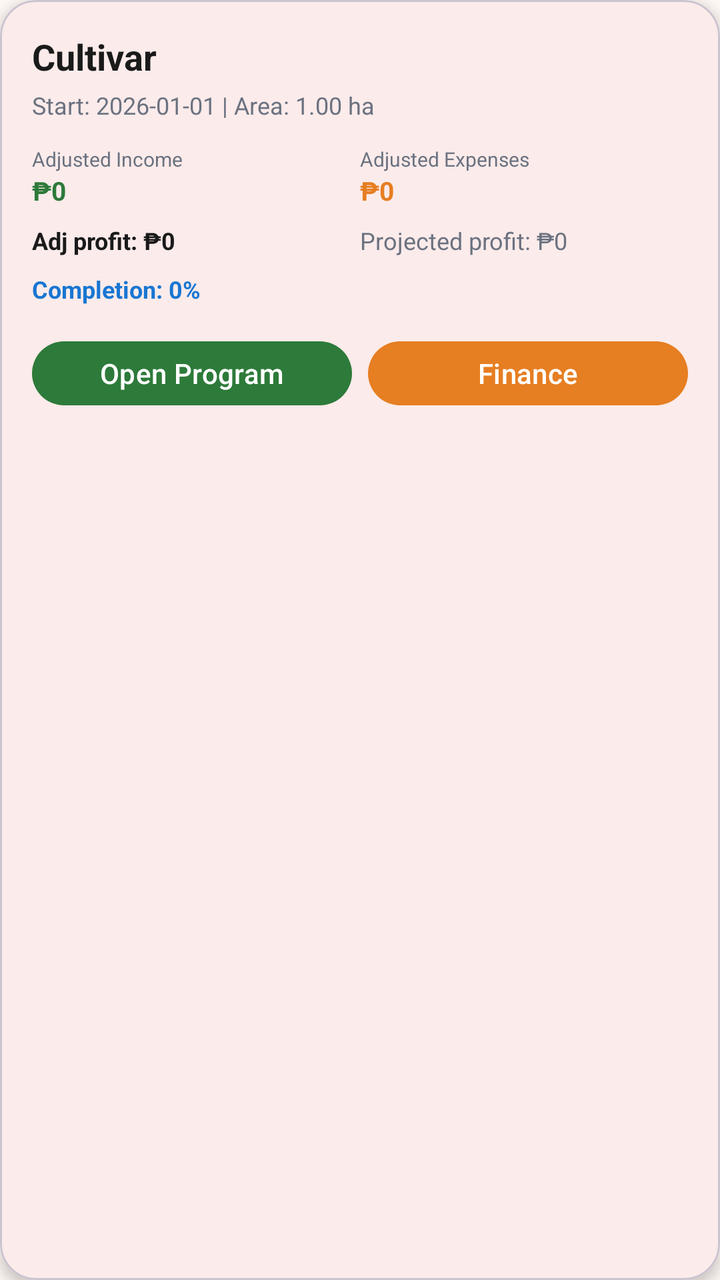
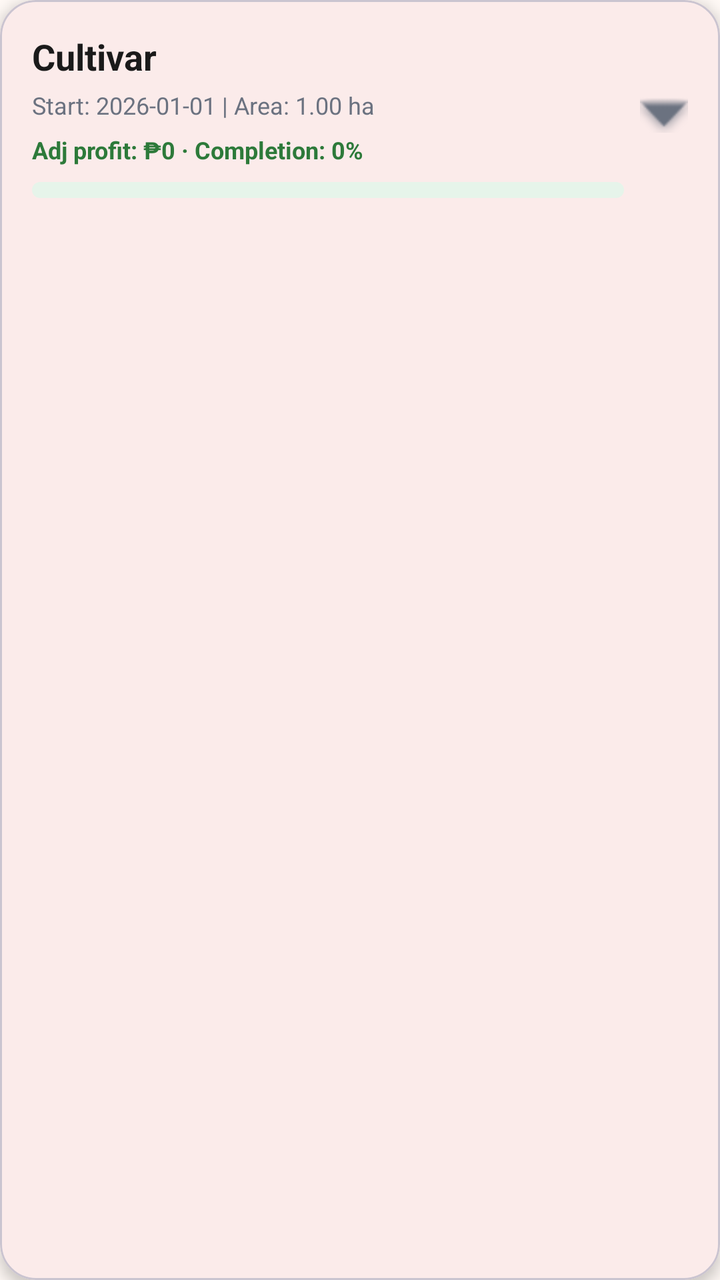

An Android layout rendered at two revisions. The XML below is the earlier revision; the diff shows what the commit changed to produce the second picture.
<!-- AndroidManifest.xml: application theme Theme.TomatoApp -->
<!-- res/layout/item_work_program_analytics_card.xml -->
<?xml version="1.0" encoding="utf-8"?>
<com.google.android.material.card.MaterialCardView xmlns:android="http://schemas.android.com/apk/res/android"
    xmlns:app="http://schemas.android.com/apk/res-auto"
    android:layout_width="match_parent"
    android:layout_height="wrap_content"
    android:layout_marginStart="16dp"
    android:layout_marginEnd="16dp"
    android:layout_marginBottom="12dp"
    android:foreground="?attr/selectableItemBackground"
    android:clickable="true"
    android:focusable="true"
    app:cardCornerRadius="18dp"
    app:cardElevation="4dp"
    app:cardBackgroundColor="@color/white">

    <LinearLayout
        android:layout_width="match_parent"
        android:layout_height="wrap_content"
        android:orientation="vertical"
        android:padding="16dp">

        <TextView
            android:id="@+id/programTitle"
            android:layout_width="match_parent"
            android:layout_height="wrap_content"
            android:text="Cultivar"
            android:textColor="@color/text_primary"
            android:textSize="18sp"
            android:textStyle="bold" />

        <TextView
            android:id="@+id/programSubtitle"
            android:layout_width="match_parent"
            android:layout_height="wrap_content"
            android:text="Start: 2026-01-01 | Area: 1.00 ha"
            android:textColor="@color/text_secondary"
            android:textSize="12sp"
            android:layout_marginTop="4dp" />

        <LinearLayout
            android:layout_width="match_parent"
            android:layout_height="wrap_content"
            android:orientation="horizontal"
            android:layout_marginTop="12dp"
            android:weightSum="2">

            <LinearLayout
                android:layout_width="0dp"
                android:layout_height="wrap_content"
                android:layout_weight="1"
                android:orientation="vertical">

                <TextView
                    android:layout_width="wrap_content"
                    android:layout_height="wrap_content"
                    android:text="Adjusted Income"
                    android:textColor="@color/text_secondary"
                    android:textSize="10sp" />

                <TextView
                    android:id="@+id/adjustedIncome"
                    android:layout_width="wrap_content"
                    android:layout_height="wrap_content"
                    android:text="₱0"
                    android:textColor="@color/sidebar_dark_green"
                    android:textSize="13sp"
                    android:textStyle="bold" />
            </LinearLayout>

            <LinearLayout
                android:layout_width="0dp"
                android:layout_height="wrap_content"
                android:layout_weight="1"
                android:orientation="vertical">

                <TextView
                    android:layout_width="wrap_content"
                    android:layout_height="wrap_content"
                    android:text="Adjusted Expenses"
                    android:textColor="@color/text_secondary"
                    android:textSize="10sp" />

                <TextView
                    android:id="@+id/adjustedExpenses"
                    android:layout_width="wrap_content"
                    android:layout_height="wrap_content"
                    android:text="₱0"
                    android:textColor="@color/chart_orange"
                    android:textSize="13sp"
                    android:textStyle="bold" />
            </LinearLayout>
        </LinearLayout>

        <LinearLayout
            android:layout_width="match_parent"
            android:layout_height="wrap_content"
            android:orientation="horizontal"
            android:layout_marginTop="8dp"
            android:weightSum="2">

            <TextView
                android:id="@+id/adjustedProfit"
                android:layout_width="0dp"
                android:layout_height="wrap_content"
                android:layout_weight="1"
                android:text="Adj profit: ₱0"
                android:textColor="@color/text_primary"
                android:textSize="12sp"
                android:textStyle="bold" />

            <TextView
                android:id="@+id/projectedProfit"
                android:layout_width="0dp"
                android:layout_height="wrap_content"
                android:layout_weight="1"
                android:text="Projected profit: ₱0"
                android:textColor="@color/text_secondary"
                android:textSize="12sp" />
        </LinearLayout>

        <TextView
            android:id="@+id/completionRate"
            android:layout_width="wrap_content"
            android:layout_height="wrap_content"
            android:text="Completion: 0%"
            android:textColor="@color/scan_blue"
            android:textSize="12sp"
            android:textStyle="bold"
            android:layout_marginTop="8dp" />

        <LinearLayout
            android:layout_width="match_parent"
            android:layout_height="wrap_content"
            android:orientation="horizontal"
            android:layout_marginTop="14dp">

            <com.google.android.material.button.MaterialButton
                android:id="@+id/btnOpenProgram"
                android:layout_width="0dp"
                android:layout_height="40dp"
                android:layout_weight="1"
                android:text="Open Program"
                android:textAllCaps="false"
                android:textColor="@color/white"
                app:cornerRadius="18dp"
                app:backgroundTint="@color/sidebar_dark_green" />

            <com.google.android.material.button.MaterialButton
                android:id="@+id/btnOpenFinance"
                android:layout_width="0dp"
                android:layout_height="40dp"
                android:layout_weight="1"
                android:layout_marginStart="8dp"
                android:text="Finance"
                android:textAllCaps="false"
                android:textColor="@color/white"
                app:cornerRadius="18dp"
                app:backgroundTint="@color/warm_orange" />
        </LinearLayout>

    </LinearLayout>

</com.google.android.material.card.MaterialCardView>
<!-- resources referenced by this layout -->
<resources>
  <color name="chart_orange">#E67E22</color>
  <color name="scan_blue">#1976D2</color>
  <color name="sidebar_dark_green">#2D7A3A</color>
  <color name="text_primary">#1A1A1A</color>
  <color name="text_secondary">#6B7280</color>
  <color name="warm_orange">#E67E22</color>
  <color name="white">#FFFFFFFF</color>
  <style name="Theme.TomatoApp" parent="Base.Theme.TomatoApp" />
  <style name="Base.Theme.TomatoApp" parent="Theme.Material3.DayNight.NoActionBar">
          
          <item name="colorPrimary">@color/tomato_red</item>
          <item name="colorOnPrimary">@color/white</item>
          <item name="colorSecondary">@color/fresh_green</item>
          <item name="colorOnSecondary">@color/white</item>
          <item name="colorSurface">@color/surface</item>
          <item name="colorOnSurface">@color/text_primary</item>
          <item name="colorError">@color/error</item>
          <item name="android:windowBackground">@color/bg_light_gray</item>
      </style>
  <color name="tomato_red">#D93025</color>
  <color name="fresh_green">#3DBE5A</color>
  <color name="surface">#FFFFFF</color>
  <color name="error">#D93025</color>
  <color name="bg_light_gray">#FFF9F5</color>
</resources>

<!-- the commit's change to res/layout/item_work_program_analytics_card.xml (unified diff, before → after) -->
@@ -1,10 +1,9 @@
 <?xml version="1.0" encoding="utf-8"?>
+
 <com.google.android.material.card.MaterialCardView xmlns:android="http://schemas.android.com/apk/res/android"
     xmlns:app="http://schemas.android.com/apk/res-auto"
     android:layout_width="match_parent"
     android:layout_height="wrap_content"
-    android:layout_marginStart="16dp"
-    android:layout_marginEnd="16dp"
     android:layout_marginBottom="12dp"
     android:foreground="?attr/selectableItemBackground"
     android:clickable="true"
@@ -19,30 +18,12 @@
         android:orientation="vertical"
         android:padding="16dp">
 
-        <TextView
-            android:id="@+id/programTitle"
-            android:layout_width="match_parent"
-            android:layout_height="wrap_content"
-            android:text="Cultivar"
-            android:textColor="@color/text_primary"
-            android:textSize="18sp"
-            android:textStyle="bold" />
-
-        <TextView
-            android:id="@+id/programSubtitle"
-            android:layout_width="match_parent"
-            android:layout_height="wrap_content"
-            android:text="Start: 2026-01-01 | Area: 1.00 ha"
-            android:textColor="@color/text_secondary"
-            android:textSize="12sp"
-            android:layout_marginTop="4dp" />
-
         <LinearLayout
+            android:id="@+id/programHeader"
             android:layout_width="match_parent"
             android:layout_height="wrap_content"
             android:orientation="horizontal"
-            android:layout_marginTop="12dp"
-            android:weightSum="2">
+            android:gravity="center_vertical">
 
             <LinearLayout
                 android:layout_width="0dp"
@@ -51,113 +32,197 @@
                 android:orientation="vertical">
 
                 <TextView
-                    android:layout_width="wrap_content"
-                    android:layout_height="wrap_content"
-                    android:text="Adjusted Income"
+                    android:id="@+id/programTitle"
+                    android:layout_width="match_parent"
+                    android:layout_height="wrap_content"
+                    android:text="Cultivar"
+                    android:textColor="@color/text_primary"
+                    android:textSize="18sp"
+                    android:textStyle="bold" />
+
+                <TextView
+                    android:id="@+id/programSubtitle"
+                    android:layout_width="match_parent"
+                    android:layout_height="wrap_content"
+                    android:text="Start: 2026-01-01 | Area: 1.00 ha"
                     android:textColor="@color/text_secondary"
-                    android:textSize="10sp" />
-
-                <TextView
-                    android:id="@+id/adjustedIncome"
-                    android:layout_width="wrap_content"
-                    android:layout_height="wrap_content"
-                    android:text="₱0"
+                    android:textSize="12sp"
+                    android:layout_marginTop="4dp" />
+
+                <TextView
+                    android:id="@+id/programSummaryPeek"
+                    android:layout_width="match_parent"
+                    android:layout_height="wrap_content"
+                    android:text="Adj profit: ₱0 · Completion: 0%"
                     android:textColor="@color/sidebar_dark_green"
-                    android:textSize="13sp"
-                    android:textStyle="bold" />
-            </LinearLayout>
-
-            <LinearLayout
-                android:layout_width="0dp"
-                android:layout_height="wrap_content"
-                android:layout_weight="1"
-                android:orientation="vertical">
-
-                <TextView
-                    android:layout_width="wrap_content"
-                    android:layout_height="wrap_content"
-                    android:text="Adjusted Expenses"
-                    android:textColor="@color/text_secondary"
-                    android:textSize="10sp" />
-
-                <TextView
-                    android:id="@+id/adjustedExpenses"
-                    android:layout_width="wrap_content"
-                    android:layout_height="wrap_content"
-                    android:text="₱0"
-                    android:textColor="@color/chart_orange"
-                    android:textSize="13sp"
-                    android:textStyle="bold" />
-            </LinearLayout>
+                    android:textSize="12sp"
+                    android:textStyle="bold"
+                    android:layout_marginTop="6dp" />
+
+                <ProgressBar
+                    android:id="@+id/programProgressBar"
+                    style="@android:style/Widget.ProgressBar.Horizontal"
+                    android:layout_width="match_parent"
+                    android:layout_height="8dp"
+                    android:layout_marginTop="8dp"
+                    android:max="100"
+                    android:progress="0"
+                    android:progressDrawable="@drawable/progress_bar_green" />
+            </LinearLayout>
+
+            <ImageView
+                android:id="@+id/expandIcon"
+                android:layout_width="24dp"
+                android:layout_height="24dp"
+                android:layout_marginStart="8dp"
+                android:src="@android:drawable/arrow_down_float"
+                android:contentDescription="Expand program details"
+                app:tint="@color/text_secondary" />
         </LinearLayout>
 
         <LinearLayout
+            android:id="@+id/programDetails"
             android:layout_width="match_parent"
             android:layout_height="wrap_content"
-            android:orientation="horizontal"
-            android:layout_marginTop="8dp"
-            android:weightSum="2">
+            android:orientation="vertical"
+            android:visibility="gone">
+
+            <View
+                android:layout_width="match_parent"
+                android:layout_height="1dp"
+                android:background="@color/divider"
+                android:layout_marginTop="12dp"
+                android:layout_marginBottom="12dp" />
+
+            <LinearLayout
+                android:layout_width="match_parent"
+                android:layout_height="wrap_content"
+                android:orientation="horizontal"
+                android:weightSum="2">
+
+                <LinearLayout
+                    android:layout_width="0dp"
+                    android:layout_height="wrap_content"
+                    android:layout_weight="1"
+                    android:orientation="vertical">
+
+                    <TextView
+                        android:layout_width="wrap_content"
+                        android:layout_height="wrap_content"
+                        android:text="Adjusted Income"
+                        android:textColor="@color/text_secondary"
+                        android:textSize="10sp" />
+
+                    <TextView
+                        android:id="@+id/adjustedIncome"
+                        android:layout_width="wrap_content"
+                        android:layout_height="wrap_content"
+                        android:text="₱0"
+                        android:textColor="@color/sidebar_dark_green"
+                        android:textSize="13sp"
+                        android:textStyle="bold" />
+                </LinearLayout>
+
+                <LinearLayout
+                    android:layout_width="0dp"
+                    android:layout_height="wrap_content"
+                    android:layout_weight="1"
+                    android:orientation="vertical">
+
+                    <TextView
+                        android:layout_width="wrap_content"
+                        android:layout_height="wrap_content"
+                        android:text="Adjusted Expenses"
+                        android:textColor="@color/text_secondary"
+                        android:textSize="10sp" />
+
+                    <TextView
+                        android:id="@+id/adjustedExpenses"
+                        android:layout_width="wrap_content"
+                        android:layout_height="wrap_content"
+                        android:text="₱0"
+                        android:textColor="@color/chart_orange"
+                        android:textSize="13sp"
+                        android:textStyle="bold" />
+                </LinearLayout>
+            </LinearLayout>
+
+            <LinearLayout
+                android:layout_width="match_parent"
+                android:layout_height="wrap_content"
+                android:orientation="horizontal"
+                android:layout_marginTop="8dp"
+                android:weightSum="2">
+
+                <TextView
+                    android:id="@+id/adjustedProfit"
+                    android:layout_width="0dp"
+                    android:layout_height="wrap_content"
+                    android:layout_weight="1"
+                    android:text="Adj profit: ₱0"
+                    android:textColor="@color/text_primary"
+                    android:textSize="12sp"
+                    android:textStyle="bold" />
+
+                <TextView
+                    android:id="@+id/projectedProfit"
+                    android:layout_width="0dp"
+                    android:layout_height="wrap_content"
+                    android:layout_weight="1"
+                    android:text="Projected profit: ₱0"
+                    android:textColor="@color/text_secondary"
+                    android:textSize="12sp" />
+            </LinearLayout>
 
             <TextView
-                android:id="@+id/adjustedProfit"
-                android:layout_width="0dp"
-                android:layout_height="wrap_content"
-                android:layout_weight="1"
-                android:text="Adj profit: ₱0"
+                android:id="@+id/loggedExpenses"
+                android:layout_width="wrap_content"
+                android:layout_height="wrap_content"
+                android:text="Logged expenses: ₱0"
                 android:textColor="@color/text_primary"
                 android:textSize="12sp"
-                android:textStyle="bold" />
+                android:layout_marginTop="8dp" />
 
             <TextView
-                android:id="@+id/projectedProfit"
-                android:layout_width="0dp"
-                android:layout_height="wrap_content"
-                android:layout_weight="1"
-                android:text="Projected profit: ₱0"
-                android:textColor="@color/text_secondary"
-                android:textSize="12sp" />
+                android:id="@+id/completionRate"
+                android:layout_width="wrap_content"
+                android:layout_height="wrap_content"
+                android:text="Completion: 0%"
+                android:textColor="@color/scan_blue"
+                android:textSize="12sp"
+                android:textStyle="bold"
+                android:layout_marginTop="8dp" />
+
+            <LinearLayout
+                android:layout_width="match_parent"
+                android:layout_height="wrap_content"
+                android:orientation="horizontal"
+                android:layout_marginTop="14dp">
+
+                <com.google.android.material.button.MaterialButton
+                    android:id="@+id/btnOpenProgram"
+                    android:layout_width="0dp"
+                    android:layout_height="40dp"
+                    android:layout_weight="1"
+                    android:text="Open Program"
+                    android:textAllCaps="false"
+                    android:textColor="@color/white"
+                    app:cornerRadius="18dp"
+                    app:backgroundTint="@color/sidebar_dark_green" />
+
+                <com.google.android.material.button.MaterialButton
+                    android:id="@+id/btnOpenFinance"
+                    android:layout_width="0dp"
+                    android:layout_height="40dp"
+                    android:layout_weight="1"
+                    android:layout_marginStart="8dp"
+                    android:text="Finance"
+                    android:textAllCaps="false"
+                    android:textColor="@color/white"
+                    app:cornerRadius="18dp"
+                    app:backgroundTint="@color/warm_orange" />
+            </LinearLayout>
         </LinearLayout>
-
-        <TextView
-            android:id="@+id/completionRate"
-            android:layout_width="wrap_content"
-            android:layout_height="wrap_content"
-            android:text="Completion: 0%"
-            android:textColor="@color/scan_blue"
-            android:textSize="12sp"
-            android:textStyle="bold"
-            android:layout_marginTop="8dp" />
-
-        <LinearLayout
-            android:layout_width="match_parent"
-            android:layout_height="wrap_content"
-            android:orientation="horizontal"
-            android:layout_marginTop="14dp">
-
-            <com.google.android.material.button.MaterialButton
-                android:id="@+id/btnOpenProgram"
-                android:layout_width="0dp"
-                android:layout_height="40dp"
-                android:layout_weight="1"
-                android:text="Open Program"
-                android:textAllCaps="false"
-                android:textColor="@color/white"
-                app:cornerRadius="18dp"
-                app:backgroundTint="@color/sidebar_dark_green" />
-
-            <com.google.android.material.button.MaterialButton
-                android:id="@+id/btnOpenFinance"
-                android:layout_width="0dp"
-                android:layout_height="40dp"
-                android:layout_weight="1"
-                android:layout_marginStart="8dp"
-                android:text="Finance"
-                android:textAllCaps="false"
-                android:textColor="@color/white"
-                app:cornerRadius="18dp"
-                app:backgroundTint="@color/warm_orange" />
-        </LinearLayout>
-
     </LinearLayout>
 
 </com.google.android.material.card.MaterialCardView>
<!-- resource entries referenced after the edit -->
@@ -1,12 +1,31 @@
 <!-- resources referenced by this layout -->
 <resources>
   <color name="chart_orange">#E67E22</color>
+  <color name="divider">#14000000</color>
   <color name="scan_blue">#1976D2</color>
   <color name="sidebar_dark_green">#2D7A3A</color>
   <color name="text_primary">#1A1A1A</color>
   <color name="text_secondary">#6B7280</color>
   <color name="warm_orange">#E67E22</color>
   <color name="white">#FFFFFFFF</color>
+  <!-- drawable progress_bar_green (drawable) -->
+  <?xml version="1.0" encoding="utf-8"?>
+  <layer-list xmlns:android="http://schemas.android.com/apk/res/android">
+      <item android:id="@android:id/background">
+          <shape android:shape="rectangle">
+              <corners android:radius="8dp" />
+              <solid android:color="#E6F4EA" />
+          </shape>
+      </item>
+      <item android:id="@android:id/progress">
+          <clip>
+              <shape android:shape="rectangle">
+                  <corners android:radius="8dp" />
+                  <solid android:color="#3DBE5A" />
+              </shape>
+          </clip>
+      </item>
+  </layer-list>
   <style name="Theme.TomatoApp" parent="Base.Theme.TomatoApp" />
   <style name="Base.Theme.TomatoApp" parent="Theme.Material3.DayNight.NoActionBar">
           
